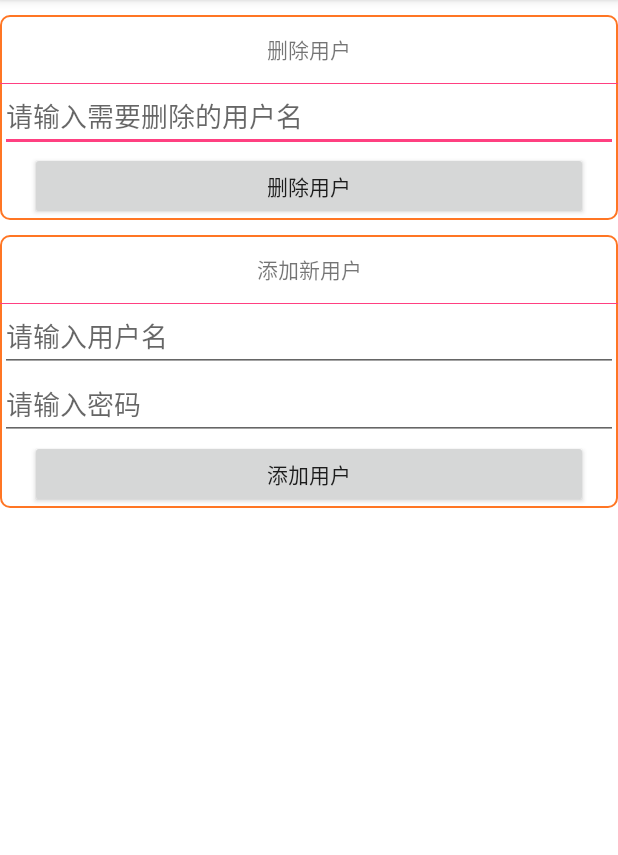
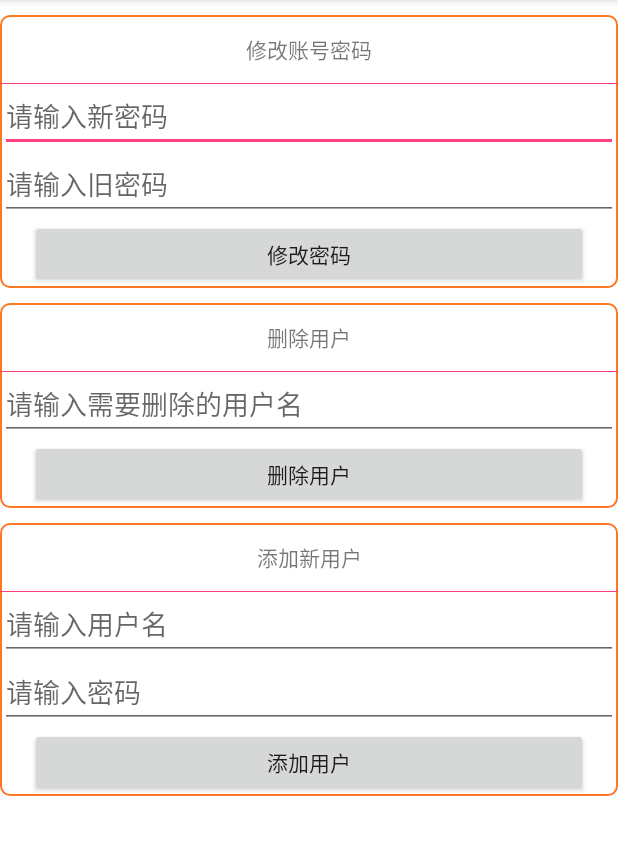
Before and after one commit to blythe104/supermarket, an Android app: the fragment UserManagerFragment shown on its own in the app's theme, after a tap on "删除用户", on a phone screen of 412 x 824 dp, the part 84-939 px from its top. Run offline under Robolectric (Android 15) with nearby library versions, the phone set to English and light mode, and no system bars; libraries missing offline, so code that uses them is left out: cn.bmob.v3.

Commit message:
add change user pwd

```diff
--- a/app/src/main/java/com/fuyuan/marketmanage/user/UserActivity.java
+++ b/app/src/main/java/com/fuyuan/marketmanage/user/UserActivity.java
@@ -3,6 +3,7 @@ package com.fuyuan.marketmanage.user;
 import android.support.design.widget.TabLayout;
 import android.support.v4.view.ViewPager;
 import android.view.View;
+import android.view.WindowManager;
 import android.widget.TextView;
 
 import com.fuyuan.marketmanage.R;
@@ -25,6 +26,8 @@ public class UserActivity extends BaseActivity {
     @Override
     public void initView() {
         setContentView(R.layout.activity_user);
+        //设置键盘模式
+        getWindow().setSoftInputMode( WindowManager.LayoutParams.SOFT_INPUT_STATE_ALWAYS_VISIBLE);
         mViewPager = (ViewPager) findViewById(R.id.viewpager);
         tableLayout = (TabLayout) findViewById(R.id.tabs);
         mTitle = (TextView) findViewById(R.id.tv_title);
--- a/app/src/main/java/com/fuyuan/marketmanage/user/fragment/UserManagerFragment.java
+++ b/app/src/main/java/com/fuyuan/marketmanage/user/fragment/UserManagerFragment.java
@@ -1,7 +1,9 @@
 package com.fuyuan.marketmanage.user.fragment;
 
+import android.content.Intent;
 import android.os.Bundle;
 import android.text.TextUtils;
+import android.util.Log;
 import android.view.LayoutInflater;
 import android.view.View;
 import android.view.ViewGroup;
@@ -11,9 +13,14 @@ import android.widget.Toast;
 
 import com.fuyuan.marketmanage.R;
 import com.fuyuan.marketmanage.base.BaseFragment;
+import com.fuyuan.marketmanage.login.LoginActivity;
 
+import java.util.List;
+
+import cn.bmob.v3.BmobQuery;
 import cn.bmob.v3.BmobUser;
 import cn.bmob.v3.exception.BmobException;
+import cn.bmob.v3.listener.FindListener;
 import cn.bmob.v3.listener.SaveListener;
 import cn.bmob.v3.listener.UpdateListener;
 
@@ -28,6 +35,11 @@ public class UserManagerFragment extends BaseFragment implements View.OnClickLis
     private Button mBtnAdd;
     private EditText mEtDelUser;
     private Button mBtnDelUser;
+    private String objectId;
+    private String userName;
+    private EditText mEtNewPwd;
+    private EditText mEtOldPwd;
+    private Button mBtnUpdate;
 
     @Override
     protected View initView(LayoutInflater inflater, ViewGroup container, Bundle savedInstanceState) {
@@ -37,6 +49,10 @@ public class UserManagerFragment extends BaseFragment implements View.OnClickLis
         mBtnAdd = (Button) view.findViewById(R.id.btn_adduser);
         mEtDelUser = (EditText) view.findViewById(R.id.et_delUser);
         mBtnDelUser = (Button) view.findViewById(R.id.btn_delUser);
+        mEtNewPwd = (EditText) view.findViewById(R.id.et_newPwd);
+        mEtOldPwd = (EditText) view.findViewById(R.id.et_oldPwd);
+        mBtnUpdate = (Button) view.findViewById(R.id.btn_updateUser);
+
         setListener();
         return view;
     }
@@ -44,6 +60,7 @@ public class UserManagerFragment extends BaseFragment implements View.OnClickLis
     private void setListener() {
         mBtnAdd.setOnClickListener(this);
         mBtnDelUser.setOnClickListener(this);
+        mBtnUpdate.setOnClickListener(this);
     }
 
 
@@ -54,30 +71,85 @@ public class UserManagerFragment extends BaseFragment implements View.OnClickLis
                 register();
                 break;
             case R.id.btn_delUser:
-                delUser();
+                userName = mEtDelUser.getText().toString();
+                if (TextUtils.isEmpty(userName)) {
+                    Toast.makeText(mActivity, "删除时用户名不能为空", Toast.LENGTH_SHORT).show();
+                } else {
+                    getObjectId(userName);
+                }
+                break;
+            case R.id.btn_updateUser:
+                String oldPwd = mEtOldPwd.getText().toString();
+                String newPwd = mEtNewPwd.getText().toString();
+                if (TextUtils.isEmpty(oldPwd) || TextUtils.isEmpty(newPwd)) {
+                    Toast.makeText(mActivity, "新密码或者旧密码不能为空", Toast.LENGTH_SHORT).show();
+                } else {
+                    updatePwd(oldPwd, newPwd);
+                }
+
                 break;
         }
 
     }
 
-    private void delUser() {
-        String userName = mEtDelUser.getText().toString();
-        if (TextUtils.isEmpty(userName)) {
-            Toast.makeText(mActivity, "删除时用户名不能为空", Toast.LENGTH_SHORT).show();
-        } else {
-            BmobUser del = new BmobUser();
-            del.setUsername(userName);
-            del.delete(new UpdateListener() {
+    /**
+     * 更新密码
+     *
+     * @param oldPwd
+     * @param newPwd
+     */
+    private void updatePwd(String oldPwd, String newPwd) {
+        BmobUser.updateCurrentUserPassword(oldPwd, newPwd, new UpdateListener() {
             @Override
             public void done(BmobException e) {
                 if (e == null) {
-                        Toast.makeText(mActivity, "用户删除成功"+e.toString(), Toast.LENGTH_SHORT).show();
+                    Toast.makeText(mActivity, "密码修改成功，请重新登录", Toast.LENGTH_SHORT).show();
+                    startActivity(new Intent(getActivity(), LoginActivity.class));
                 } else {
-                        Toast.makeText(mActivity, "用户删除失败"+e.toString(), Toast.LENGTH_SHORT).show();
+                    Toast.makeText(mActivity, "失败" + e.getMessage(), Toast.LENGTH_SHORT).show();
                 }
             }
         });
     }
+
+    private void delUser(String userName) {
+        BmobUser del = new BmobUser();
+        del.setUsername(userName);
+        del.delete(objectId, new UpdateListener() {
+            @Override
+            public void done(BmobException e) {
+                if (e == null) {
+                    Toast.makeText(mActivity, "用户删除成功" + e.toString(), Toast.LENGTH_SHORT).show();
+                } else {
+                    Toast.makeText(mActivity, "用户删除失败" + e.toString(), Toast.LENGTH_SHORT).show();
+                }
+            }
+        });
+    }
+
+    /**
+     * 获取objectId
+     *
+     * @param userName
+     * @return
+     */
+    private String getObjectId(final String userName) {
+        BmobQuery<BmobUser> query = new BmobQuery<BmobUser>();
+        query.addWhereEqualTo("username", userName);
+        query.findObjects(new FindListener<BmobUser>() {
+            @Override
+            public void done(List<BmobUser> list, BmobException e) {
+                if (e == null) {
+                    BmobUser user = list.get(0);
+                    objectId = user.getObjectId();
+                    //删除用户 无权删除用户数据
+                    delUser(userName);
+                } else {
+                    Log.e("*e", "获取objectId错误: " + e.toString());
+                }
+            }
+        });
+        return objectId;
     }
 
 
--- a/app/src/main/res/layout/manager_fragment.xml
+++ b/app/src/main/res/layout/manager_fragment.xml
@@ -1,9 +1,56 @@
 <?xml version="1.0" encoding="utf-8"?>
-<LinearLayout xmlns:android="http://schemas.android.com/apk/res/android"
+<ScrollView xmlns:android="http://schemas.android.com/apk/res/android"
             android:layout_width="match_parent"
             android:layout_height="match_parent"
             android:background="@color/colorWhite"
             android:orientation="vertical">
+
+    <LinearLayout
+        android:layout_width="match_parent"
+        android:layout_height="match_parent"
+        android:orientation="vertical">
+        <LinearLayout
+            android:layout_width="match_parent"
+            android:layout_height="wrap_content"
+            android:layout_marginTop="10dp"
+            android:background="@drawable/shape_rectangle_btn"
+            android:orientation="vertical">
+
+            <TextView
+                android:layout_width="match_parent"
+                android:layout_height="45dp"
+                android:gravity="center"
+                android:text="修改账号密码"/>
+
+            <View
+                android:layout_width="match_parent"
+                android:layout_height="1px"
+                android:background="@color/colorAccent"
+            />
+
+            <EditText
+                android:id="@+id/et_newPwd"
+                android:layout_width="match_parent"
+                android:layout_height="45dp"
+                android:gravity="center_vertical"
+                android:hint="请输入新密码"/>
+            <EditText
+                android:id="@+id/et_oldPwd"
+                android:layout_width="match_parent"
+                android:layout_height="45dp"
+                android:gravity="center_vertical"
+                android:hint="请输入旧密码"/>
+
+            <Button
+                android:id="@+id/btn_updateUser"
+                android:layout_width="match_parent"
+                android:layout_height="45dp"
+                android:layout_marginLeft="20dp"
+                android:layout_marginRight="20dp"
+                android:text="修改密码"/>
+
+        </LinearLayout>
+
         <LinearLayout
             android:layout_width="match_parent"
             android:layout_height="wrap_content"
@@ -84,3 +131,4 @@
 
         </LinearLayout>
     </LinearLayout>
+</ScrollView>
```
Also changed, not shown: app/src/main/res/layout/user_fragment_layout.xml (+23 -1 lines), app/src/main/res/layout/user_manager_layout.xml (+5 -2 lines). Lines whose indentation alone changed are shown as unchanged.
